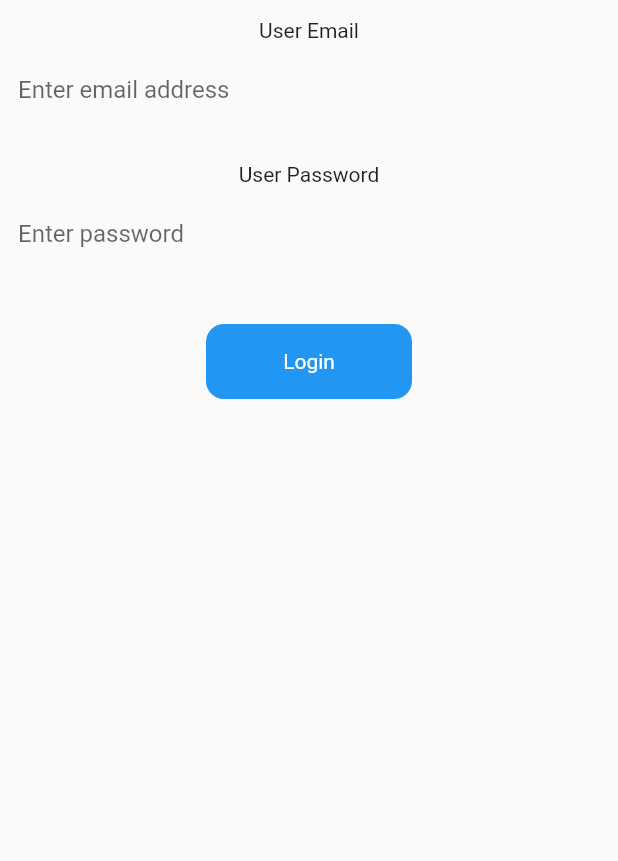
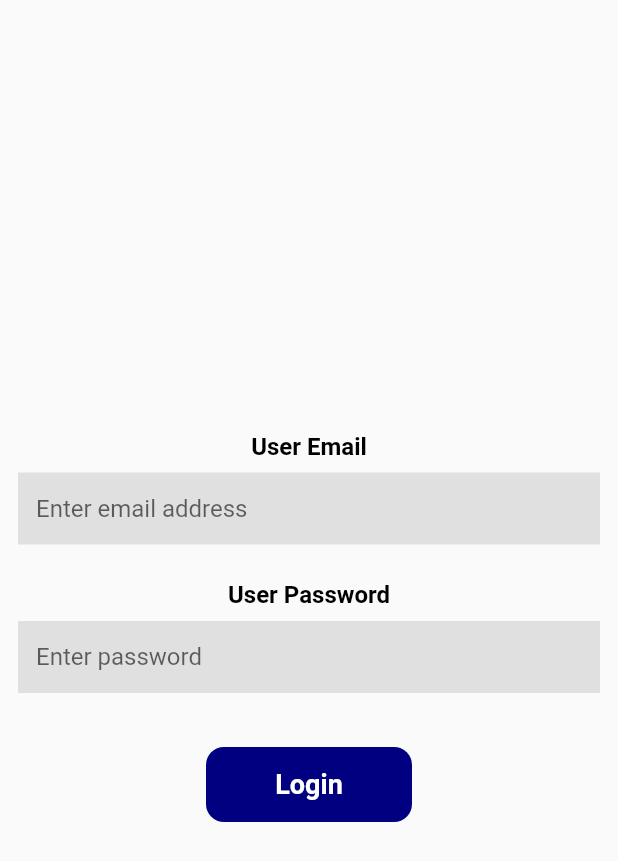
Before and after one commit to yusufrizalh/flutter-rsudpm, a Flutter app: the LoginPage screen opened directly, on a phone screen of 412 x 824 dp. Shown: the top 861 px of the screen. Run offline on Flutter 3.47's test engine with Material 3 defaults, Android fonts, the phone set to English and light mode, and no system bars; our stand-ins replace shared_preferences, smooth_page_indicator; accounts and stored records are empty.

Commit message:
refactoring login page

```diff
--- a/lib/pages/drawers/login.page.dart
+++ b/lib/pages/drawers/login.page.dart
@@ -71,21 +71,29 @@ class _LoginPageState extends State<LoginPage> {
 
   @override
   Widget build(BuildContext context) {
+    var labelStyle = const TextStyle(
+        fontSize: 16, color: Colors.black, fontWeight: FontWeight.w700);
+    var labelStyleWhite = const TextStyle(
+        fontSize: 18, color: Colors.white, fontWeight: FontWeight.w700);
+
     return Scaffold(
       body: Column(
+        mainAxisAlignment: MainAxisAlignment.center,
+        crossAxisAlignment: CrossAxisAlignment.center,
         children: [
           Container(
             margin: const EdgeInsets.all(12),
             child: Column(
               children: [
-                const Text('User Email'),
+                Text('User Email', style: labelStyle),
                 const Padding(padding: EdgeInsets.only(bottom: 8)),
                 TextField(
                   controller: userEmailCtrl,
                   decoration: InputDecoration(
                     hintText: 'Enter email address',
                     border: InputBorder.none,
-                    fillColor: Colors.grey.shade200,
+                    fillColor: Colors.grey.shade300,
+                    filled: true,
                   ),
                 ),
               ],
@@ -95,14 +103,15 @@ class _LoginPageState extends State<LoginPage> {
             margin: const EdgeInsets.all(12),
             child: Column(
               children: [
-                const Text('User Password'),
+                Text('User Password', style: labelStyle),
                 const Padding(padding: EdgeInsets.only(bottom: 8)),
                 TextField(
                   controller: userPasswordCtrl,
                   decoration: InputDecoration(
                     hintText: 'Enter password',
                     border: InputBorder.none,
-                    fillColor: Colors.grey.shade200,
+                    fillColor: Colors.grey.shade300,
+                    filled: true,
                   ),
                 ),
               ],
@@ -116,13 +125,10 @@ class _LoginPageState extends State<LoginPage> {
               height: 50,
               width: MediaQuery.of(context).size.width / 3,
               decoration: BoxDecoration(
-                color: Colors.blue,
+                color: const Color.fromRGBO(0, 0, 128, 1),
                 borderRadius: BorderRadius.circular(12),
               ),
-              child: const Text(
-                'Login',
-                style: TextStyle(color: Colors.white),
-              ),
+              child: Text('Login', style: labelStyleWhite),
             ),
           ),
         ],
```
